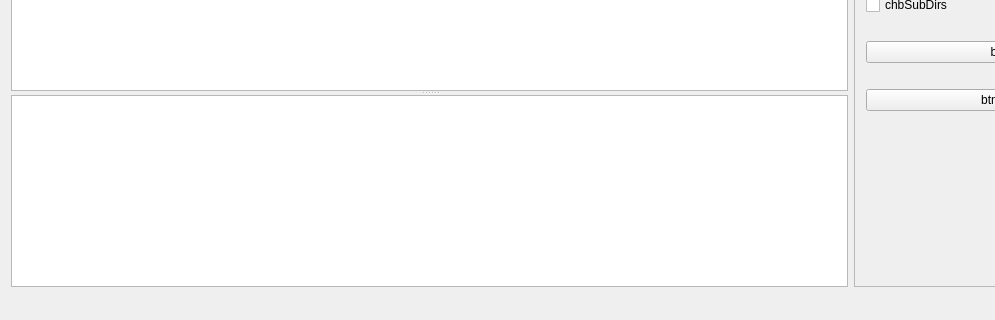
adeccscholar/FileAppNew, file Src/Visual Studio/Qt6/AuswertungQT/AuswertungQt.ui: the form before one commit; both pictures show x 0 to 995 and y 323 to 643 of the 1188 by 643 pixel window.
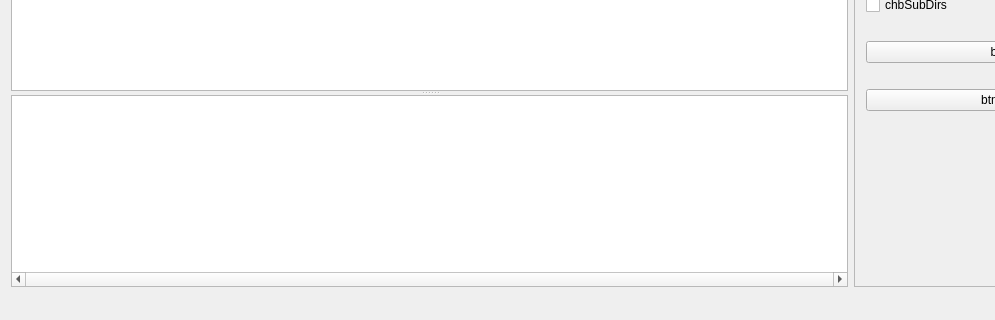
The form after the commit.

Diff of the .ui file:
```diff
--- a/Src/Visual Studio/Qt6/AuswertungQT/AuswertungQt.ui
+++ b/Src/Visual Studio/Qt6/AuswertungQT/AuswertungQt.ui
@@ -74,7 +74,19 @@
           <number>25</number>
          </attribute>
         </widget>
-        <widget class="QTextEdit" name="memError"/>
+        <widget class="QTextEdit" name="memError">
+         <property name="font">
+          <font>
+           <pointsize>8</pointsize>
+          </font>
+         </property>
+         <property name="horizontalScrollBarPolicy">
+          <enum>Qt::ScrollBarAlwaysOn</enum>
+         </property>
+         <property name="lineWrapMode">
+          <enum>QTextEdit::NoWrap</enum>
+         </property>
+        </widget>
        </widget>
       </item>
      </layout>
```
